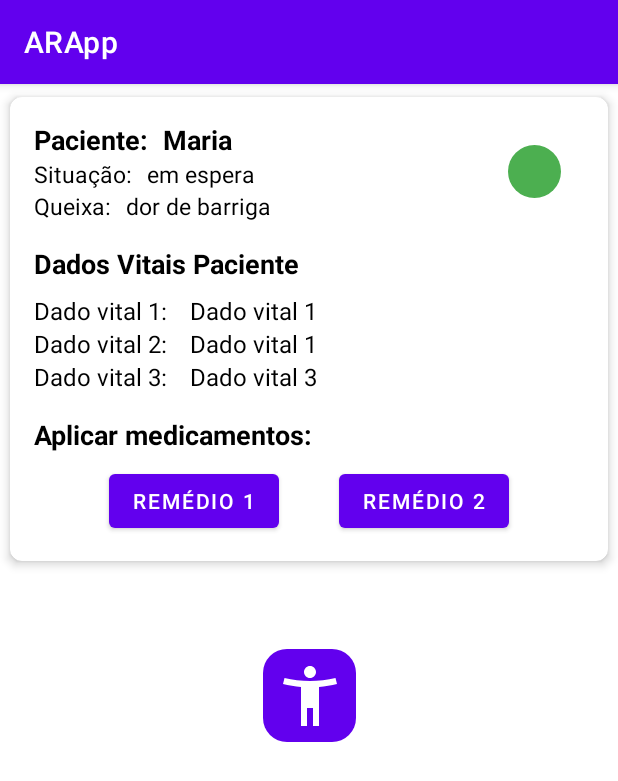
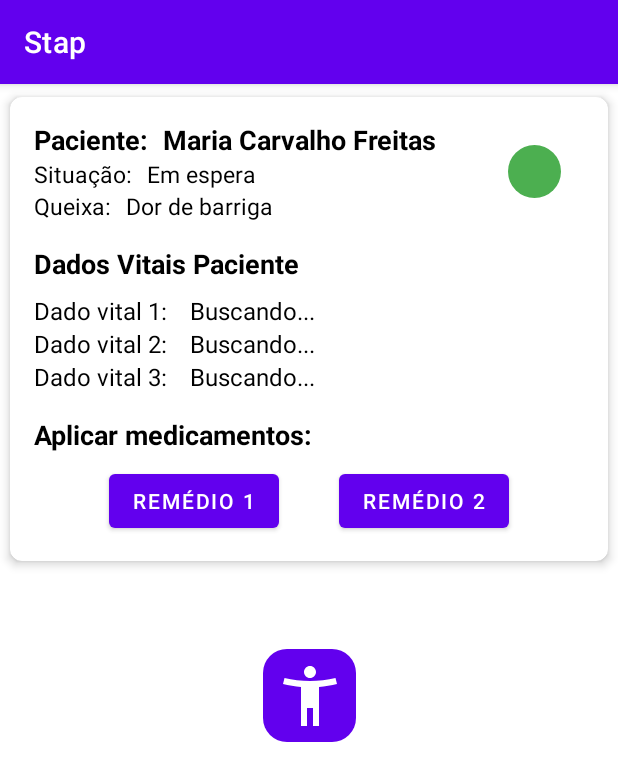
Before and after one commit to gustavomartins-lg/proj_Padroes_Arquitetura_Software-2022.2, an Android app: the screen it shows after launch (SinaisVitaisActivity), after a tap on "Paciente:", on a phone screen of 412 x 824 dp. Shown: the top 781 px of the screen. Run offline under Robolectric (Android 15) with nearby library versions, the phone set to English and light mode, and no system bars; libraries missing offline, so code that uses them is left out: io.grpc, io.grpc.examples, io.grpc.stub; 12 statements that could not run were skipped.

Commit message:
Implementacao app v2

```diff
--- a/app_android/app/src/main/AndroidManifest.xml
+++ b/app_android/app/src/main/AndroidManifest.xml
@@ -3,6 +3,7 @@
     package="com.wheic.arapp">
 
     <uses-permission android:name="android.permission.CAMERA" /> <!-- This helps to permit the user to access Camera -->
+    <uses-permission android:name="android.permission.INTERNET"/>
     <uses-feature
         android:glEsVersion="0x00030000"
         android:required="true" /> <!-- This helps to check a specific feature in the phone's hardware, here it is OpenGl ES version 3 -->
--- a/app_android/app/src/main/java/com/wheic/arapp/ListaPacientesActivity.java
+++ b/app_android/app/src/main/java/com/wheic/arapp/ListaPacientesActivity.java
@@ -7,6 +7,7 @@ import androidx.recyclerview.widget.RecyclerView;
 import android.content.Intent;
 import android.os.Bundle;
 
+import java.io.Serializable;
 import java.util.ArrayList;
 
 public class ListaPacientesActivity extends AppCompatActivity implements RecyclerViewInterface {
@@ -24,10 +25,13 @@ public class ListaPacientesActivity extends AppCompatActivity implements Recycle
 
     private void mockDeviceList() {
         pacientes = new ArrayList<>();
-        pacientes.add(new Paciente("Maria", "em espera", "dor de barriga", 4));
-        pacientes.add(new Paciente("Joao", "em atendimento", "facada no peito", 1));
-        pacientes.add(new Paciente("Carlos", "em espera", "dor forte no peito", 2));
-        pacientes.add(new Paciente("Carla", "Em atendimento", "covid", 3));
+        pacientes.add(new Paciente("Maria Carvalho Freitas", "Em espera", "Dor de barriga", 4));
+        pacientes.add(new Paciente("João Paulo Souza", "Transferência de hospital", "Facada no peito", 1));
+        pacientes.add(new Paciente("Carlos Andrade Silva", "Em espera", "Dor forte no peito", 2));
+        pacientes.add(new Paciente("Carla de Jesus Costa", "Em atendimento", "Covid", 3));
+        pacientes.add(new Paciente("Matheus Freitas Lima", "UTI", "Acidente de transito", 1));
+        pacientes.add(new Paciente("Maria Aparecida Lima", "UTI", "Acidente de transito", 1));
+        pacientes.add(new Paciente("Caio Henrique Teles", "Em espera", "Fratura na mão", 2));
     }
 
     @Override
--- a/app_android/app/src/main/java/com/wheic/arapp/Paciente.java
+++ b/app_android/app/src/main/java/com/wheic/arapp/Paciente.java
@@ -6,12 +6,19 @@ public class Paciente {
     private String situacao;
     private String queixa;
     private int prioridade;
+    private float temperatura;
+    private float umidade;
+    private float luminosidade;
 
     public Paciente(String nome, String situacao, String queixa, int prioridade) {
         this.nome = nome;
         this.situacao = situacao;
         this.queixa = queixa;
         this.prioridade = prioridade;
+    }
+
+    public Paciente() {
+
     }
 
     public String getNome() {
@@ -45,4 +52,28 @@ public class Paciente {
     public void setPrioridade(int prioridade) {
         this.prioridade = prioridade;
     }
+
+    public float getTemperatura() {
+        return temperatura;
+    }
+
+    public void setTemperatura(float temperatura) {
+        this.temperatura = temperatura;
+    }
+
+    public float getUmidade() {
+        return umidade;
+    }
+
+    public void setUmidade(float umidade) {
+        this.umidade = umidade;
+    }
+
+    public float getLuminosidade() {
+        return luminosidade;
+    }
+
+    public void setLuminosidade(float luminosidade) {
+        this.luminosidade = luminosidade;
+    }
 }
--- a/app_android/app/src/main/java/com/wheic/arapp/SinaisVitaisActivity.java
+++ b/app_android/app/src/main/java/com/wheic/arapp/SinaisVitaisActivity.java
@@ -1,20 +1,40 @@
 package com.wheic.arapp;
+
+import static io.grpc.Metadata.ASCII_STRING_MARSHALLER;
 
 import androidx.appcompat.app.AppCompatActivity;
 
 import android.annotation.SuppressLint;
+import android.app.Activity;
 import android.content.Intent;
+import android.os.AsyncTask;
 import android.os.Bundle;
 import android.view.View;
 import android.widget.ImageButton;
 import android.widget.ImageView;
 import android.widget.TextView;
 
+import java.io.PrintWriter;
+import java.io.StringWriter;
+import java.lang.ref.WeakReference;
+import java.util.concurrent.TimeUnit;
+
+import io.grpc.ManagedChannel;
+import io.grpc.ManagedChannelBuilder;
+import io.grpc.Metadata;
+import io.grpc.examples.iotservice.Dado;
+import io.grpc.examples.iotservice.Parametros;
+import io.grpc.examples.iotservice.SensorServiceGrpc;
+import io.grpc.stub.MetadataUtils;
+
 public class SinaisVitaisActivity extends AppCompatActivity {
-
+    private static final String HOST = "146.148.42.190";
+    private static final int PORT = 50051;
     public TextView nomePaciente, situacaoPaciente, queixaPaciente;
+    private TextView dadoVital1, dadoVital2, dadoVital3;
     public ImageView prioridadePaciente;
     public ImageButton arButton;
+    private Paciente paciente;
 
     @SuppressLint({"MissingInflatedId", "UseCompatLoadingForDrawables"})
     @Override
@@ -22,6 +42,7 @@ public class SinaisVitaisActivity extends AppCompatActivity {
         super.onCreate(savedInstanceState);
         setContentView(R.layout.activity_sinais_vitais);
         Intent intent = getIntent();
+        paciente = new Paciente();
 
         nomePaciente = (TextView) findViewById(R.id.tv_paciente_name_cardview);
         nomePaciente.setText(intent.getStringExtra("NOME_PACIENTE"));
@@ -58,8 +79,92 @@ public class SinaisVitaisActivity extends AppCompatActivity {
             }
         });
 
+        dadoVital1 = (TextView) findViewById(R.id.dadoVital1TextView);
+        dadoVital2 = (TextView) findViewById(R.id.dadoVital2TextView);
+        dadoVital3 = (TextView) findViewById(R.id.dadoVital3TextView);
 
+        consultarDados("sensor de temperatura");
+        consultarDados("sensor de umidade");
+        consultarDados("sensor de luminosidade");
     }
 
-    //private void
+    private void consultarDados(String nomedispositivo) {
+        new GrpcTaskConsultaSensor(this).execute("ambulancia", nomedispositivo);
+    }
+
+    private void preencherMonitorDadosVitais(String resultado) {
+        String[] dados = resultado.split("|");
+
+        switch (dados[0].toLowerCase()) {
+            case "sensor de temperatura":
+                dadoVital1.setText(dados[1]);
+                break;
+            case "sensor de umidade":
+                dadoVital2.setText(dados[1]);
+                break;
+            case "sensor de luminosidade":
+                dadoVital3.setText(dados[1]);
+                break;
+            default:
+                break;
+        }
+    }
+
+    private static class GrpcTaskConsultaSensor extends AsyncTask<String, Void, String> {
+        private final WeakReference<Activity> activityReference;
+        private ManagedChannel channel;
+
+
+        private GrpcTaskConsultaSensor(Activity activity) {
+            this.activityReference = new WeakReference<Activity>(activity);
+        }
+
+        @Override
+        protected String doInBackground(String... params) {
+            String localizacao = params[0];
+            String nomeDispositivo = params[1];
+
+            Metadata.Key<String> usuarioKey = Metadata.Key.of("username", ASCII_STRING_MARSHALLER);
+            Metadata.Key<String> senhaKey = Metadata.Key.of("password", ASCII_STRING_MARSHALLER);
+            Metadata metadata = new Metadata();
+
+            // Adicionando um valor para a chave criada na metadata
+            metadata.put(usuarioKey, "ariel");
+            metadata.put(senhaKey, "senha123456");
+
+            try {
+                channel = ManagedChannelBuilder.forAddress(HOST, PORT).usePlaintext().build();
+                SensorServiceGrpc.SensorServiceBlockingStub stub = SensorServiceGrpc.newBlockingStub(channel);
+                Parametros parametros = Parametros.newBuilder().setLocalizacao(localizacao).setNomeDispositivo(nomeDispositivo).build();
+                //stub = MetadataUtils.attachHeaders(stub, new Metadata());
+                stub.withInterceptors(MetadataUtils.newAttachHeadersInterceptor(metadata));
+                Dado resposta = stub.consultarUltimaLeituraSensor(parametros);
+
+                return resposta.getNomeDispositivo() + "|" + resposta.getValor();
+
+            } catch (Exception e){
+                StringWriter sw = new StringWriter();
+                PrintWriter pw = new PrintWriter(sw);
+                e.printStackTrace(pw);
+                pw.flush();
+                return String.format("Failed... : %n%s", sw);
+            }
+        }
+
+        @Override
+        protected void onPostExecute(String result) {
+            try {
+                channel.shutdown().awaitTermination(1, TimeUnit.SECONDS);
+            } catch (InterruptedException e) {
+                Thread.currentThread().interrupt();
+            }
+            Activity activity = activityReference.get();
+            if (activity == null) {
+                return;
+            }
+            if (activity instanceof SinaisVitaisActivity) {
+                ((SinaisVitaisActivity) activity).preencherMonitorDadosVitais(result);
+            }
+        }
+    }
 }
--- a/app_android/app/src/main/res/layout/activity_lista_pacientes.xml
+++ b/app_android/app/src/main/res/layout/activity_lista_pacientes.xml
@@ -7,8 +7,8 @@
     tools:context=".ListaPacientesActivity">
 
     <androidx.recyclerview.widget.RecyclerView
-        android:layout_width="wrap_content"
-        android:layout_height="wrap_content"
+        android:layout_width="match_parent"
+        android:layout_height="match_parent"
         tools:listitem="@layout/paciente_view"
         android:id="@+id/recyclerview_pacientes"/>
 
--- a/app_android/app/src/main/res/layout/activity_sinais_vitais.xml
+++ b/app_android/app/src/main/res/layout/activity_sinais_vitais.xml
@@ -164,7 +164,7 @@
                         android:layout_width="match_parent"
                         android:layout_height="wrap_content"
                         android:layout_marginStart="15dp"
-                        android:text="Dado vital 1"
+                        android:text="Buscando..."
                         android:textColor="@color/black"
                         android:textSize="16sp" />
                 </LinearLayout>
@@ -187,7 +187,7 @@
                         android:layout_width="match_parent"
                         android:layout_height="wrap_content"
                         android:layout_marginStart="15dp"
-                        android:text="Dado vital 1"
+                        android:text="Buscando..."
                         android:textColor="@color/black"
                         android:textSize="16sp" />
                 </LinearLayout>
@@ -209,7 +209,7 @@
                         android:layout_width="match_parent"
                         android:layout_height="wrap_content"
                         android:layout_marginStart="15dp"
-                        android:text="Dado vital 3"
+                        android:text="Buscando..."
                         android:textColor="@color/black"
                         android:textSize="16sp" />
                 </LinearLayout>
--- a/app_android/app/src/main/res/values/strings.xml
+++ b/app_android/app/src/main/res/values/strings.xml
@@ -1,5 +1,5 @@
 <resources>
-    <string name="app_name">ARApp</string>
+    <string name="app_name">Stap</string>
     <string name="paciente">Paciente:</string>
     <string name="situa_o">Situação:</string>
     <string name="queixa">Queixa:</string>
```
Also changed, not shown: 2 other files.
